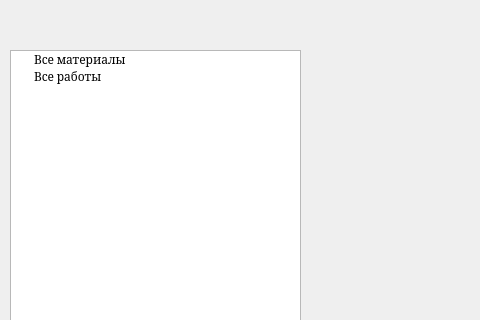
Qt form materialswindow.ui (Keqy/Matterhorn-materials) before a commit; both pictures show x 0 to 480 and y 0 to 320 of the 1265 by 631 pixel window.
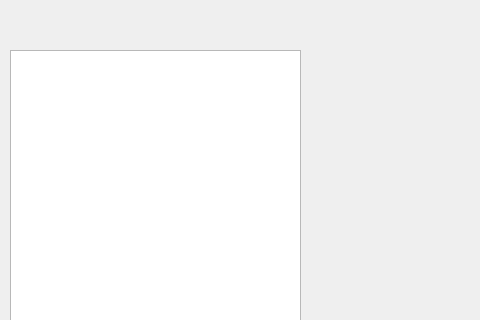
The same form after that commit. Icons and pictures are not drawn.

Commit message: feat: Создай materialsTreeWidget

```diff
--- a/materialswindow.ui
+++ b/materialswindow.ui
@@ -18,7 +18,14 @@
   <property name="windowTitle">
    <string>Справочник материалов</string>
   </property>
-  <widget class="QTreeWidget" name="treeWidget">
+  <property name="windowIcon">
+   <iconset resource="resources.qrc">
+    <normaloff>:/images/logo/images/icon.ico</normaloff>:/images/logo/images/icon.ico</iconset>
+  </property>
+  <property name="autoFillBackground">
+   <bool>false</bool>
+  </property>
+  <widget class="QTreeWidget" name="materialsTreeWidget">
    <property name="geometry">
     <rect>
      <x>10</x>
@@ -50,22 +57,6 @@
      <iconset theme="QIcon::ThemeIcon::FolderOpen"/>
     </property>
    </column>
-   <item>
-    <property name="text">
-     <string>Все материалы</string>
-    </property>
-    <property name="icon">
-     <iconset theme="QIcon::ThemeIcon::FolderOpen"/>
-    </property>
-   </item>
-   <item>
-    <property name="text">
-     <string>Все работы</string>
-    </property>
-    <property name="icon">
-     <iconset theme="QIcon::ThemeIcon::DocumentProperties"/>
-    </property>
-   </item>
   </widget>
  </widget>
  <resources/>
```
Left out of the diff: 4 changed lines with no effect on the pictures. The commit also changes 4 other files.
